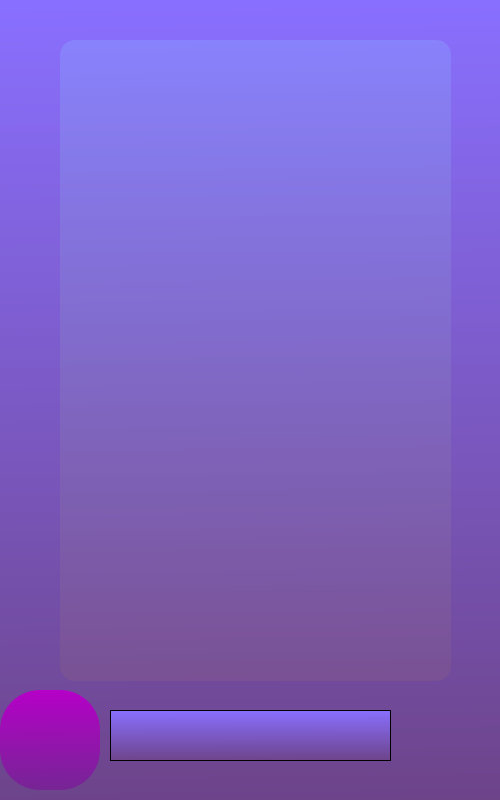
Before: the Qt Designer form Voice/Interface/interface_natasha.ui in Alexandr-Kolyagin/Project_sn, drawn with Qt 5.
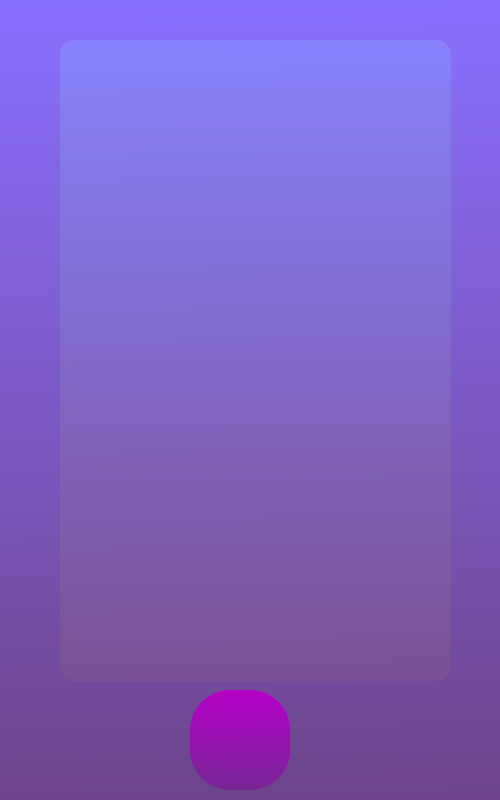
After: the same form once the commit is applied. Icons and pictures are not drawn.

The edit to the form file:
```diff
--- a/Voice/Interface/interface_natasha.ui
+++ b/Voice/Interface/interface_natasha.ui
@@ -21,7 +21,7 @@
    <widget class="QPushButton" name="run_voice">
     <property name="geometry">
      <rect>
-      <x>0</x>
+      <x>190</x>
       <y>690</y>
       <width>100</width>
       <height>100</height>
@@ -66,16 +66,6 @@
      <string/>
     </property>
    </widget>
-   <widget class="QTextEdit" name="textEdit">
-    <property name="geometry">
-     <rect>
-      <x>110</x>
-      <y>710</y>
-      <width>281</width>
-      <height>51</height>
-     </rect>
-    </property>
-   </widget>
    <widget class="QPlainTextEdit" name="plainTextEdit">
     <property name="geometry">
      <rect>
```
Left out of the diff: 15 changed lines with no effect on the pictures.
